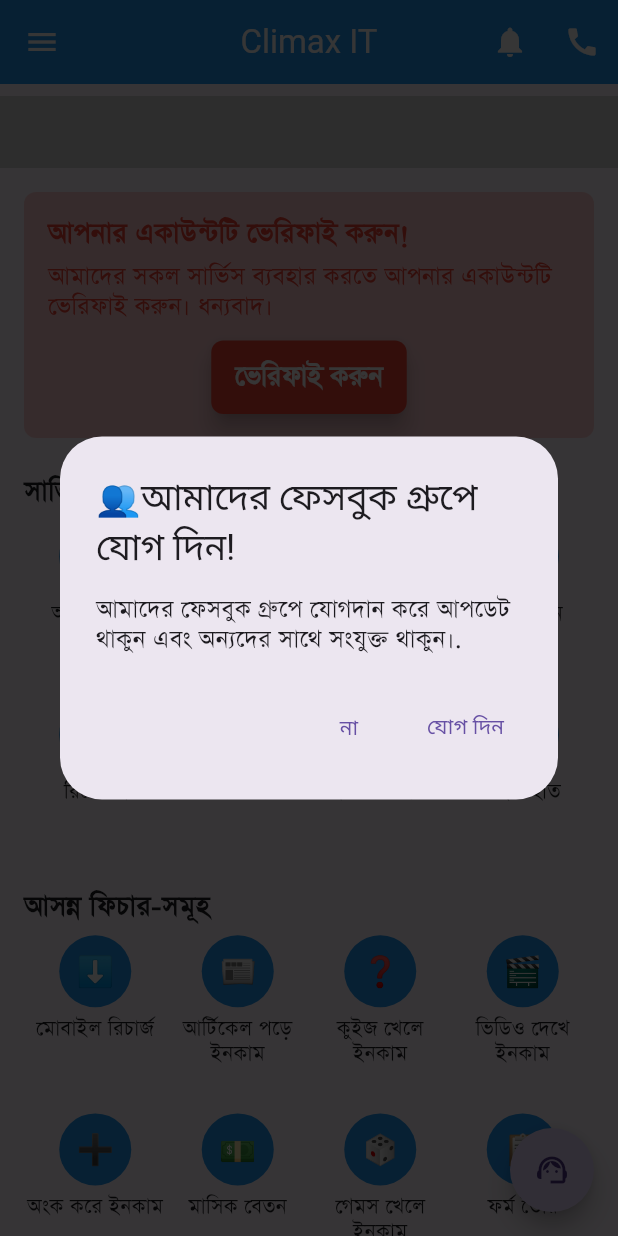
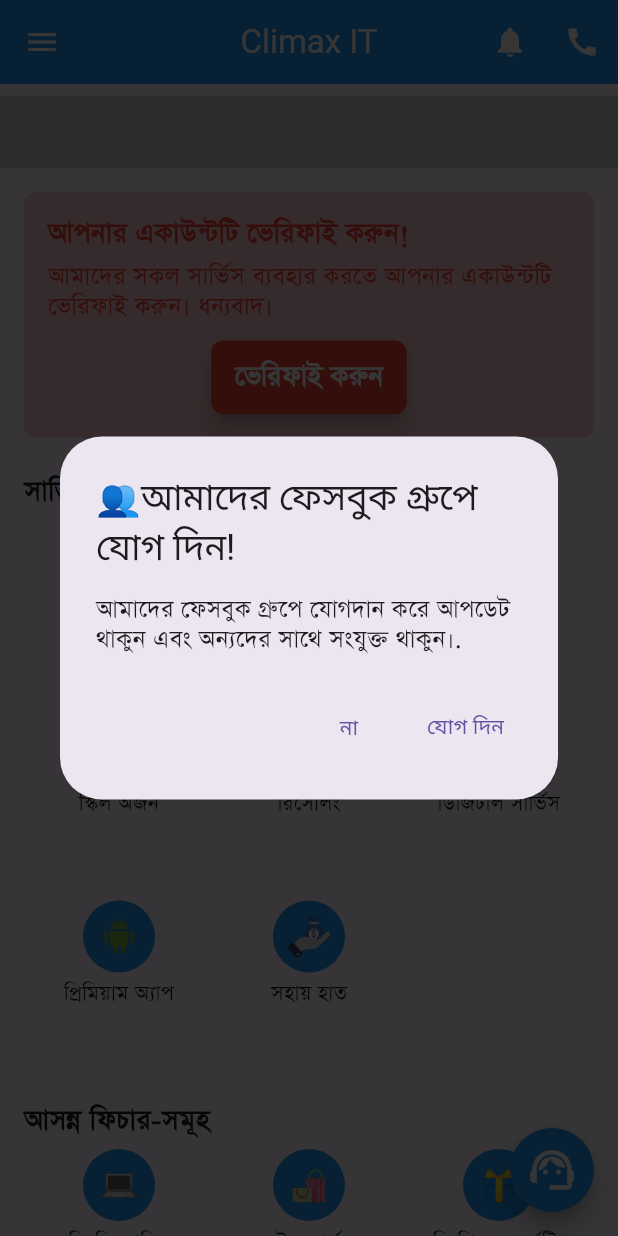
Before and after one commit to abdulhalim447/climax_it, a Flutter app: the HomePage screen opened directly, on a phone screen of 412 x 824 dp. Run offline on Flutter 3.47's test engine with Material 3 defaults, Android fonts, the phone set to English and light mode, and no system bars; our stand-ins replace cached_network_image, carousel_slider, country_code_picker, dio, image_picker, open_file and 4 more; missing offline and left inert: flutter_downloader, flutter_tawkto; accounts and stored records are empty; network calls fail.

```diff
--- a/lib/screens/home_screen/home_screen.dart
+++ b/lib/screens/home_screen/home_screen.dart
@@ -132,6 +132,13 @@ class _HomePageState extends State<HomePage> {
     }
   }
 
+
+
+
+
+// Main section of the screen================================================
+
+
   @override
   Widget build(BuildContext context) {
     return Scaffold(
@@ -160,14 +167,18 @@ class _HomePageState extends State<HomePage> {
       ),
       floatingActionButton: FloatingActionButton(
         shape: CircleBorder(),
+        backgroundColor: Colors.blue,
         onPressed: () {
           Navigator.push(context, MaterialPageRoute(builder: (context)=>LiveSupport()));
         },
         tooltip: 'Increament',
-        child: const Icon(Icons.support_agent),
+        child: const Icon(Icons.support_agent, color: Colors.white,size: 35,),
       ),
     );
   }
+
+
+  //=======================================================================
 
   AppBar _buildAppBar() {
     return AppBar(
@@ -625,8 +636,11 @@ class _HomePageState extends State<HomePage> {
         physics: const NeverScrollableScrollPhysics(),
         itemCount: services.length,
         gridDelegate: const SliverGridDelegateWithFixedCrossAxisCount(
-          crossAxisCount: 4,
-          childAspectRatio: 0.8,
+          crossAxisCount: 3,
+          //childAspectRatio: 0.8,
+          // mainAxisSpacing: 5,      // উপরে নিচে স্পেসিং কমানো
+          // crossAxisSpacing: 5,
+
         ),
         itemBuilder: (context, index) {
           final item = services[index];
@@ -666,17 +680,12 @@ class _HomePageState extends State<HomePage> {
   Widget _buildUpcomingFeatureGrid() {
     // উদাহরণস্বরূপ কিছু আসন্ন ফিচার আইটেম
     final List<Map<String, String>> upcomingFeatures = [
-      {"icon": "⬇️", "label": "মোবাইল রিচার্জ"},
-      {"icon": "📰", "label": "আর্টিকেল পড়ে ইনকাম"},
-      {"icon": "❓", "label": "কুইজ খেলে ইনকাম"},
-      {"icon": "🎬", "label": "ভিডিও দেখে ইনকাম"},
-      {"icon": "➕", "label": "অংক করে ইনকাম"},
-      {"icon": "💵", "label": "মাসিক বেতন"},
-      {"icon": "🎲", "label": "গেমস খেলে ইনকাম"},
-      {"icon": "📋", "label": "ফর্ম তৈরি"},
-      {"icon": "⌨️", "label": "টাইপিং জব"},
-      {"icon": "💻", "label": "ফ্রি ফ্রিল্যান্সিং কোর্স"},
-      {"icon": "🛍️", "label": "ফ্রি ইকমার্স ওয়েব সাইট"},
+
+      {"icon": "💻", "label": "ফ্রি ফ্রিল্যান্সিং"},
+      {"icon": "🛍️", "label": "ই-কমার্স"},
+      {"icon": "🎁", "label": "সি পি এ মার্কেটিং"},
+      {"icon": "🕋", "label": "ফ্রী উমরা হজ্জ"},
+      {"icon": "✈️", "label": "এয়ার টিকেট"},
     ];
 
     return Padding(
@@ -686,8 +695,8 @@ class _HomePageState extends State<HomePage> {
         physics: const NeverScrollableScrollPhysics(),
         itemCount: upcomingFeatures.length,
         gridDelegate: const SliverGridDelegateWithFixedCrossAxisCount(
-          crossAxisCount: 4,
-          childAspectRatio: 0.8,
+          crossAxisCount: 3,
+          //childAspectRatio: 0.8,
         ),
         itemBuilder: (context, index) {
           final item = upcomingFeatures[index];
```
Also changed, not shown: lib/screens/drive_offer/drive_offer.dart (+26 -3 lines), lib/screens/profile_setion/edit_profile_page.dart (added, +190 -0 lines), lib/screens/support/live_support.dart (+3 -4 lines), 129 other files.
